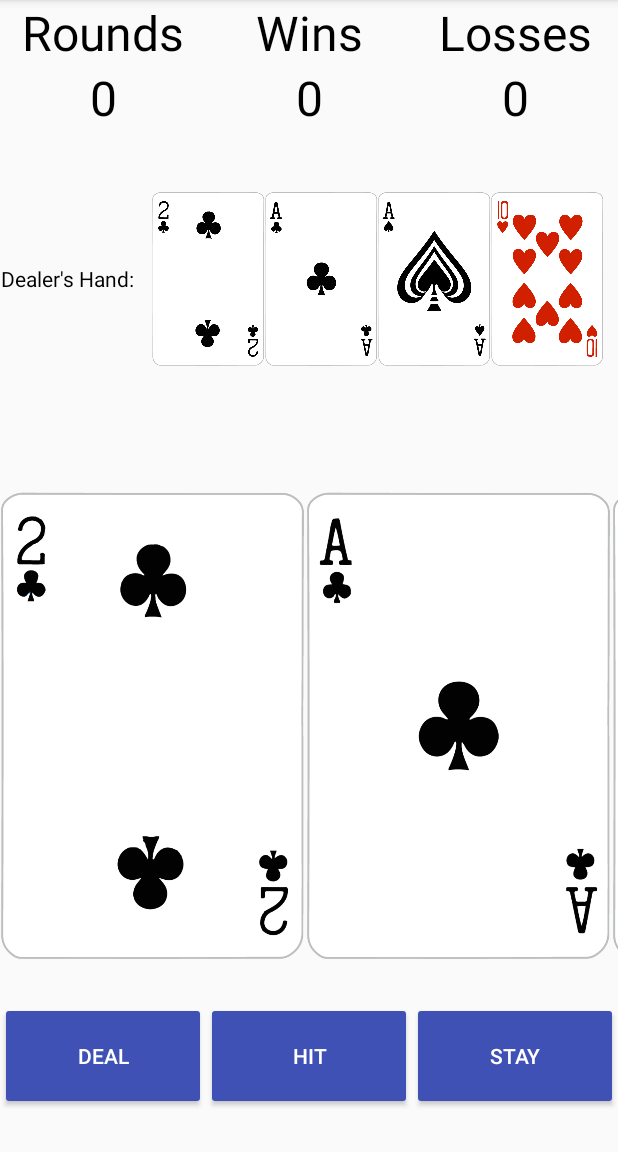
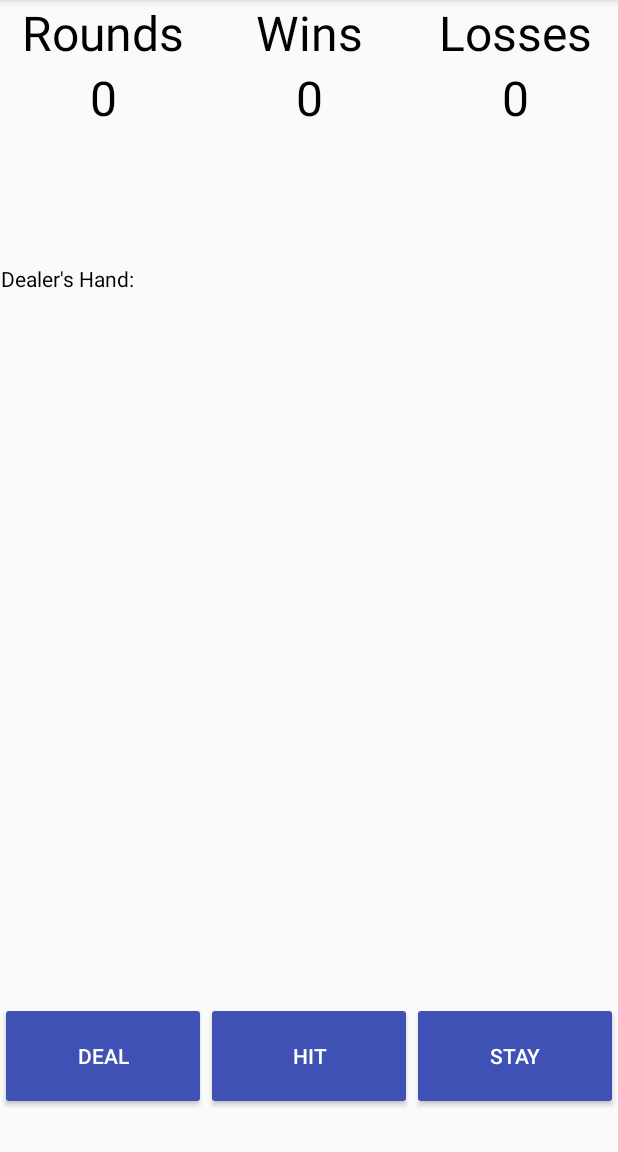
Before and after one commit to Zion-Graham/BlackJack, an Android app: the screen it shows after launch (MainActivity), on a phone screen of 412 x 824 dp, the part 84-1236 px from its top. Run offline under Robolectric (Android 15) with nearby library versions, the phone set to English and light mode, and no system bars.

Commit message:
Deleted placeholder ImageViews in activity_main and added ids to the LinearLayouts containing the player and dealer's card images.

```diff
--- a/app/src/main/res/layout/activity_main.xml
+++ b/app/src/main/res/layout/activity_main.xml
@@ -100,32 +100,8 @@
                 <LinearLayout
                     android:layout_width="wrap_content"
                     android:layout_height="match_parent"
-                    android:orientation="horizontal">
-                    <ImageView
-                        android:layout_width="wrap_content"
-                        android:layout_height="match_parent"
-                        android:src="@drawable/two_c"
-                        android:scaleType="fitXY"
-                        android:adjustViewBounds="true"/>
-                    <ImageView
-                        android:layout_width="wrap_content"
-                        android:layout_height="match_parent"
-                        android:src="@drawable/a_c"
-                        android:scaleType="fitXY"
-                        android:adjustViewBounds="true"/>
-                    <ImageView
-                        android:layout_width="wrap_content"
-                        android:layout_height="match_parent"
-                        android:src="@drawable/a_s"
-                        android:scaleType="fitXY"
-                        android:adjustViewBounds="true"/>
-                    <ImageView
-                        android:layout_width="wrap_content"
-                        android:layout_height="match_parent"
-                        android:src="@drawable/ten_h"
-                        android:scaleType="fitXY"
-                        android:adjustViewBounds="true"/>
-                </LinearLayout>
+                    android:orientation="horizontal"
+                    android:id="@+id/dealer_deck"></LinearLayout>
             </HorizontalScrollView>
         </LinearLayout>
         </LinearLayout>
@@ -143,32 +119,8 @@
             <LinearLayout
                 android:layout_width="wrap_content"
                 android:layout_height="match_parent"
-                android:orientation="horizontal">
-                <ImageView
-                    android:layout_width="wrap_content"
-                    android:layout_height="match_parent"
-                    android:src="@drawable/two_c"
-                    android:scaleType="fitXY"
-                    android:adjustViewBounds="true"/>
-                <ImageView
-                    android:layout_width="wrap_content"
-                    android:layout_height="match_parent"
-                    android:src="@drawable/a_c"
-                    android:scaleType="fitXY"
-                    android:adjustViewBounds="true"/>
-                <ImageView
-                    android:layout_width="wrap_content"
-                    android:layout_height="match_parent"
-                    android:src="@drawable/a_s"
-                    android:scaleType="fitXY"
-                    android:adjustViewBounds="true"/>
-                <ImageView
-                    android:layout_width="wrap_content"
-                    android:layout_height="match_parent"
-                    android:src="@drawable/ten_h"
-                    android:scaleType="fitXY"
-                    android:adjustViewBounds="true"/>
-            </LinearLayout>
+                android:orientation="horizontal"
+                android:id="@+id/player_deck"></LinearLayout>
 
         </HorizontalScrollView>
         <LinearLayout
@@ -184,7 +136,8 @@
             android:backgroundTint="@color/colorPrimary"
             android:textColor="@android:color/white"
             android:gravity="center"
-            android:layout_gravity="center"/>
+            android:layout_gravity="center"
+            android:onClick="deal"/>
 
         <Button
             android:id="@+id/hit_btn"
```
